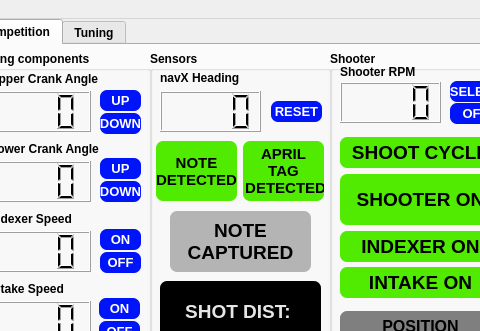
aesatchien/FRC2429_2024, file gui/layout_2024.ui: the form before one commit; both pictures show x 752 to 1232 and y 0 to 331 of the 1455 by 725 pixel window.
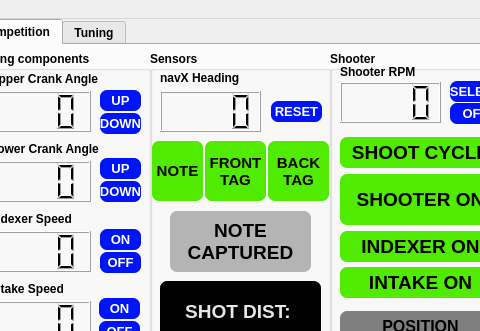
The form after the commit. Icons and pictures are not drawn. Custom widgets are drawn as their Qt base class.

The edit to the form file:
```diff
--- a/gui/layout_2024.ui
+++ b/gui/layout_2024.ui
@@ -833,9 +833,9 @@
        </property>
        <property name="geometry">
         <rect>
-         <x>6</x>
+         <x>2</x>
          <y>90</y>
-         <width>81</width>
+         <width>51</width>
          <height>60</height>
         </rect>
        </property>
@@ -853,8 +853,7 @@
 background-color:rgb(80, 235, 0);</string>
        </property>
        <property name="text">
-        <string>NOTE
-DETECTED</string>
+        <string>NOTE</string>
        </property>
        <property name="textFormat">
         <enum>Qt::AutoText</enum>
@@ -869,9 +868,9 @@
        </property>
        <property name="geometry">
         <rect>
-         <x>93</x>
+         <x>55</x>
          <y>90</y>
-         <width>81</width>
+         <width>61</width>
          <height>60</height>
         </rect>
        </property>
@@ -889,9 +888,8 @@
 background-color:rgb(80, 235, 0);</string>
        </property>
        <property name="text">
-        <string>APRIL
-TAG
- DETECTED</string>
+        <string>FRONT
+TAG</string>
        </property>
        <property name="textFormat">
         <enum>Qt::AutoText</enum>
@@ -969,6 +967,42 @@
         <set>Qt::AlignCenter</set>
        </property>
       </widget>
+      <widget class="QLabel2" name="qlabel_apriltag_back_target_indicator">
+       <property name="enabled">
+        <bool>true</bool>
+       </property>
+       <property name="geometry">
+        <rect>
+         <x>118</x>
+         <y>90</y>
+         <width>61</width>
+         <height>60</height>
+        </rect>
+       </property>
+       <property name="font">
+        <font>
+         <family>MS Shell Dlg 2</family>
+         <pointsize>11</pointsize>
+         <weight>75</weight>
+         <bold>true</bold>
+        </font>
+       </property>
+       <property name="styleSheet">
+        <string notr="true">border: 7px;
+border-radius: 7px;
+background-color:rgb(80, 235, 0);</string>
+       </property>
+       <property name="text">
+        <string>BACK
+TAG</string>
+       </property>
+       <property name="textFormat">
+        <enum>Qt::AutoText</enum>
+       </property>
+       <property name="alignment">
+        <set>Qt::AlignCenter</set>
+       </property>
+      </widget>
      </widget>
      <widget class="QGroupBox" name="groupBox_3">
       <property name="geometry">
```
Left out of the diff: 2 changed lines with no effect on the pictures.
